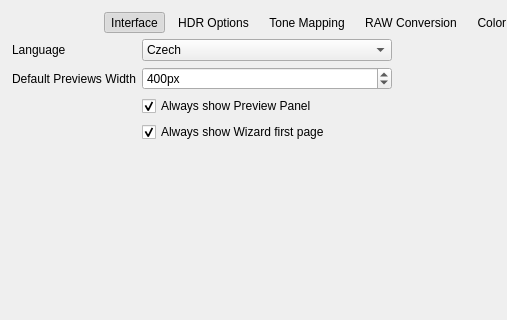
Qt form src/Preferences/PreferencesDialog.ui (LuminanceHDR/LuminanceHDR) before a commit; both pictures show x 0 to 507 and y 0 to 320 of the 786 by 617 pixel window.
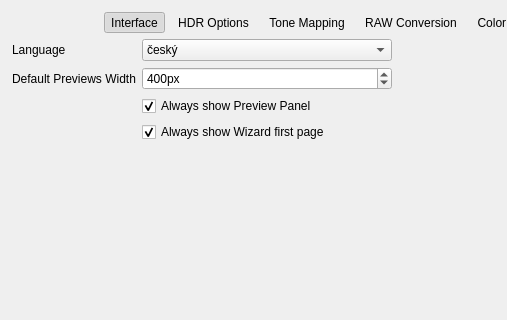
The same form after that commit. Icons and pictures are not drawn.

Patch:
```diff
--- a/src/Preferences/PreferencesDialog.ui
+++ b/src/Preferences/PreferencesDialog.ui
@@ -279,7 +279,7 @@
              </property>
              <item>
               <property name="text">
-               <string>Czech</string>
+               <string notr="true">český</string>
               </property>
              </item>
              <item>
```
Left out of the diff: 103 changed lines with no effect on the pictures.
